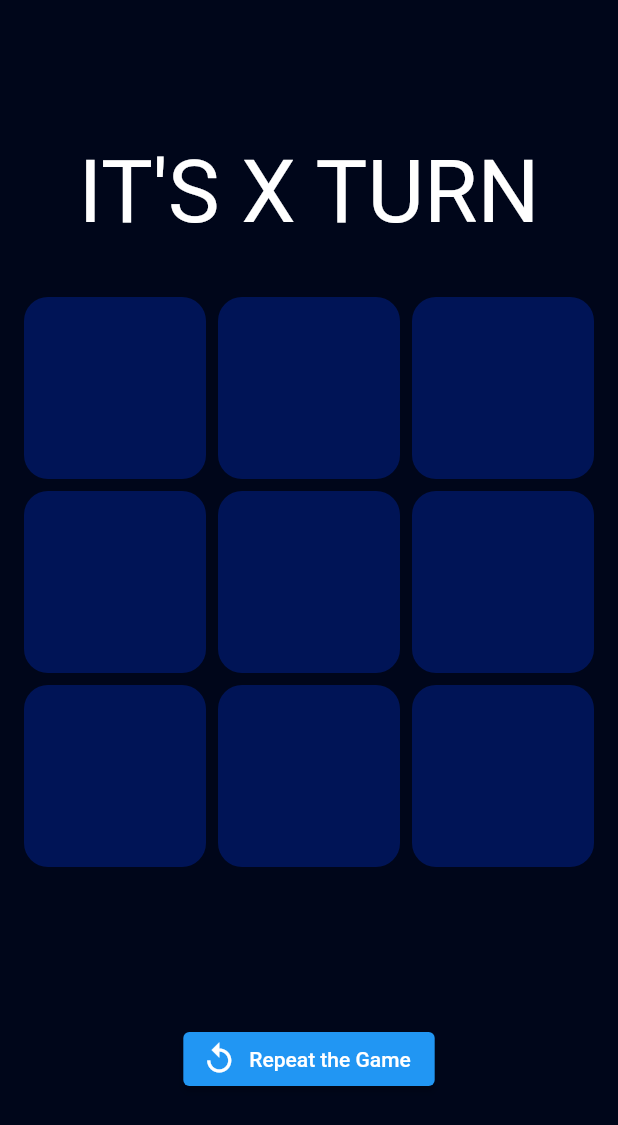
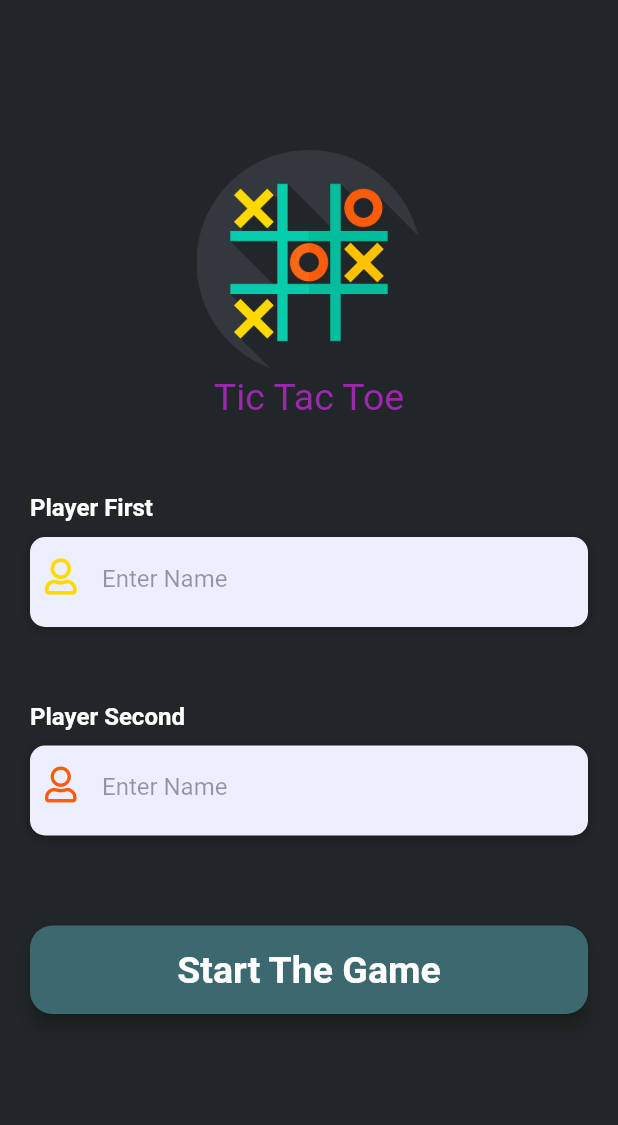
Before and after one commit to rakeshrawat007/tic_tac_toe, a Flutter app: the screen it shows after launch, on a phone screen of 412 x 824 dp. Shown: the top 1125 px of the screen. Run offline on Flutter 3.47's test engine with Material 2 defaults, Android fonts, the phone set to English and light mode, and no system bars; drawn by our look-alikes of animated_text_kit; our stand-ins replace font_awesome_flutter, get; Roboto replaces fonts that are missing (Horizon).

Commit message:
added player name screen and some changes

```diff
--- a/lib/main.dart
+++ b/lib/main.dart
@@ -1,6 +1,8 @@
 import 'package:flutter/material.dart';
 import 'package:tic_tac_toe_2022/ui/theme/color.dart';
 import 'package:tic_tac_toe_2022/utils/game_logic.dart';
+import 'package:tic_tac_toe_2022/utils/player_name_screen.dart';
+import 'package:get/get.dart';
 
 
 void main() {
@@ -12,14 +14,20 @@ class MyApp extends StatelessWidget {
 
   @override
   Widget build(BuildContext context) {
-    return MaterialApp(
-      home: GameScreen(),
+    return GetMaterialApp(
+      debugShowCheckedModeBanner: false,
+      theme: ThemeData(
+        hintColor: Colors.grey
+      ),
+      home: PlayerNameScreen(),
     );
   }
 }
 
 class GameScreen extends StatefulWidget {
-  const GameScreen({Key? key}) : super(key: key);
+  final String firstname;
+  final String secondname;
+  const GameScreen({Key? key,required this.firstname,required this.secondname}) : super(key: key);
 
   @override
   _GameScreenState createState() => _GameScreenState();
@@ -29,6 +37,7 @@ class _GameScreenState extends State<GameScreen> {
   //adding the necessary variables
   String lastValue = "X";
   bool gameOver = false;
+  var isfirstname;
   int turn = 0; // to check the draw
   String result = "";
   List<int> scoreboard = [
@@ -63,13 +72,21 @@ class _GameScreenState extends State<GameScreen> {
           mainAxisAlignment: MainAxisAlignment.center,
           crossAxisAlignment: CrossAxisAlignment.center,
           children: [
+            gameOver==false?
+            isfirstname!=true?
             Text(
-              "It's ${lastValue} turn".toUpperCase(),
+              "It's ${widget.firstname} turn".toUpperCase(),
               style: TextStyle(
                 color: Colors.white,
-                fontSize: 58,
+                fontSize: 25,
               ),
-            ),
+            ):Text(
+              "It's ${widget.secondname} turn".toUpperCase(),
+              style: TextStyle(
+                color: Colors.white,
+                fontSize: 25,
+              ),
+            ):Container(),
             SizedBox(
               height: 20.0,
             ),
@@ -89,6 +106,7 @@ class _GameScreenState extends State<GameScreen> {
                     onTap: gameOver
                         ? null
                         : () {
+
                             //when we click we need to add the new value to the board and refrech the screen
                             //we need also to toggle the player
                             //now we need to apply the click only if the field is empty
@@ -102,7 +120,7 @@ class _GameScreenState extends State<GameScreen> {
                                     lastValue, index, scoreboard, 3);
 
                                 if (gameOver) {
-                                  result = "$lastValue is the Winner";
+                                  result = lastValue=="X"?"${widget.firstname} is the Winner":"${widget.secondname} is winner";
                                 } else if (!gameOver && turn == 9) {
                                   result = "It's a Draw!";
                                   gameOver = true;
@@ -112,6 +130,9 @@ class _GameScreenState extends State<GameScreen> {
                                 else
                                   lastValue = "X";
                               });
+                              game.board![index] == "X"
+                                  ? isfirstname=true
+                                  : isfirstname=false;
                             }
                           },
                     child: Container(
@@ -142,7 +163,7 @@ class _GameScreenState extends State<GameScreen> {
             ),
             Text(
               result,
-              style: TextStyle(color: Colors.white, fontSize: 54.0),
+              style: TextStyle(color: Colors.white, fontSize: 30.0),
             ),
             ElevatedButton.icon(
               onPressed: () {
@@ -151,6 +172,7 @@ class _GameScreenState extends State<GameScreen> {
                   game.board = Game.initGameBoard();
                   lastValue = "X";
                   gameOver = false;
+                  isfirstname=false;
                   turn = 0;
                   result = "";
                   scoreboard = [0, 0, 0, 0, 0, 0, 0, 0];
--- a/lib/utils/player_name_screen.dart
+++ b/lib/utils/player_name_screen.dart
@@ -0,0 +1,241 @@
+import 'package:flutter/cupertino.dart';
+import 'package:flutter/material.dart';
+import 'package:flutter/services.dart';
+import 'package:tic_tac_toe_2022/main.dart';
+import 'package:tic_tac_toe_2022/ui/theme/color.dart';
+import 'package:font_awesome_flutter/font_awesome_flutter.dart';
+import 'package:get/get.dart';
+import 'package:tic_tac_toe_2022/utils/validation_mixin.dart';
+import 'package:animated_text_kit/animated_text_kit.dart';
+
+class PlayerNameScreen extends StatefulWidget {
+  @override
+  _PlayerNameScreenState createState() => _PlayerNameScreenState();
+}
+
+class _PlayerNameScreenState extends State<PlayerNameScreen> {
+  final _formKey = GlobalKey<FormState>();
+  TextEditingController firstname = TextEditingController();
+  TextEditingController secondname = TextEditingController();
+  final GlobalKey<ScaffoldState> _scaffoldKey = new GlobalKey<ScaffoldState>();
+  bool rememberpwd = false;
+  bool sec = true;
+  var visable = Icon(
+    Icons.visibility,
+    color: Color(0xff4c5166),
+  );
+  var visableoff = Icon(
+    Icons.visibility_off,
+    color: Color(0xff4c5166),
+  );
+
+  @override
+  Widget build(BuildContext context) {
+    return Scaffold(
+      backgroundColor: Color(0xff212628),
+      body: Container(
+        padding: const EdgeInsets.only(right: 20, left: 20),
+        child: SingleChildScrollView(
+          child: Form(
+            key: _formKey,
+            child: Column(
+                mainAxisAlignment: MainAxisAlignment.center,
+                crossAxisAlignment: CrossAxisAlignment.center,
+                children: [
+                  SizedBox(
+                    height: 100,
+                  ),
+                  Image.asset(
+                    'lib/assets/logo.png',
+                    height: 150,
+                    width: 200,
+                  ),
+                  buildTictactoetext(),
+                  SizedBox(
+                    height: 50,
+                  ),
+                  buildFirstName(),
+                  SizedBox(
+                    height: 50,
+                  ),
+                  buildSecondName(),
+                  SizedBox(
+                    height: 50,
+                  ),
+                  SizedBox(
+                    height: 10,
+                  ),
+                  buildLoginButton(context),
+                ]),
+          ),
+        ),
+      ),
+    );
+  }
+
+  Widget buildTictactoetext() {
+    const colorizeColors = [
+      Colors.purple,
+      Colors.blue,
+      Colors.yellow,
+      Colors.red,
+    ];
+
+    const colorizeTextStyle = TextStyle(
+      fontSize: 25.0,
+      fontFamily: 'Horizon',
+    );
+    return AnimatedTextKit(
+      animatedTexts: [
+        ColorizeAnimatedText('Tic Tac Toe',
+            textStyle: colorizeTextStyle,
+            colors: colorizeColors,
+            speed: Duration(seconds: 1)),
+      ],
+      isRepeatingAnimation: true,
+      repeatForever: true,
+      onTap: () {
+        print("Tap Event");
+      },
+    );
+  }
+
+  Widget buildFirstName() {
+    return Column(
+      crossAxisAlignment: CrossAxisAlignment.start,
+      children: [
+        Text(
+          "Player First",
+          style: TextStyle(
+              color: Colors.white, fontSize: 16, fontWeight: FontWeight.bold),
+        ),
+        SizedBox(
+          height: 10,
+        ),
+        Container(
+          alignment: Alignment.centerLeft,
+          decoration: BoxDecoration(
+            color: Color(0xffebefff),
+            borderRadius: BorderRadius.circular(10),
+            boxShadow: [
+              BoxShadow(
+                  color: Colors.black26, blurRadius: 6, offset: Offset(0, 2))
+            ],
+          ),
+          height: 60,
+          child: TextFormField(
+            textCapitalization: TextCapitalization.sentences,
+            controller: firstname,
+            validator: (value) {
+              if (value!.isEmpty) {
+                return 'Name Cannot be Empty';
+              } else {
+                if (value.length > 15) {
+                  return 'Name is Too Long';
+                }
+              }
+            },
+            style: TextStyle(color: Colors.black),
+            decoration: InputDecoration(
+                border: InputBorder.none,
+                contentPadding: EdgeInsets.only(top: 12),
+                prefixIcon: Padding(
+                  padding: const EdgeInsets.only(top: 8.0, left: 10),
+                  child: FaIcon(
+                    FontAwesomeIcons.user,
+                    color: Color(0xffFFD900),
+                  ),
+                ),
+                hintText: "Enter Name",
+                hintStyle: TextStyle(color: Colors.black38)),
+          ),
+        )
+      ],
+    );
+  }
+
+  Widget buildSecondName() {
+    return Column(
+      crossAxisAlignment: CrossAxisAlignment.start,
+      children: [
+        Text(
+          "Player Second",
+          style: TextStyle(
+              color: Colors.white, fontSize: 16, fontWeight: FontWeight.bold),
+        ),
+        SizedBox(
+          height: 10,
+        ),
+        Container(
+          alignment: Alignment.centerLeft,
+          decoration: BoxDecoration(
+            color: Color(0xffebefff),
+            borderRadius: BorderRadius.circular(10),
+            boxShadow: [
+              BoxShadow(
+                  color: Colors.black26, blurRadius: 6, offset: Offset(0, 2))
+            ],
+          ),
+          height: 60,
+          child: TextFormField(
+            textCapitalization: TextCapitalization.sentences,
+            controller: secondname,
+            validator: (value) {
+              if (value!.isEmpty) {
+                return 'Name Cannot be Empty';
+              } else {
+                if (value.length > 15) {
+                  return 'Name is Too Long';
+                }
+              }
+            },
+            style: TextStyle(color: Colors.black),
+            decoration: InputDecoration(
+              hintText: "Enter Name",
+              hintStyle: TextStyle(color: Colors.black38),
+              border: InputBorder.none,
+              contentPadding: EdgeInsets.only(top: 12.0),
+              prefixIcon: Padding(
+                padding: const EdgeInsets.only(top: 8.0, left: 10),
+                child: FaIcon(
+                  FontAwesomeIcons.user,
+                  color: Color(0xffFA5C0C),
+                ),
+              ),
+            ),
+          ),
+        ),
+      ],
+    );
+  }
+
+  Widget buildLoginButton(BuildContext context) {
+    return Padding(
+      padding: const EdgeInsets.symmetric(vertical: 0),
+      child: Container(
+        width: double.infinity,
+        child: RaisedButton(
+          onPressed: () {
+            if (_formKey.currentState!.validate()) {
+              Get.to(GameScreen(
+                firstname: firstname.text,
+                secondname: secondname.text,
+              ));
+            }
+          },
+          elevation: 5,
+          shape: RoundedRectangleBorder(
+            borderRadius: BorderRadius.circular(15),
+          ),
+          color: Color(0xff3c6970),
+          padding: EdgeInsets.all(15),
+          child: Text(
+            "Start The Game",
+            style: TextStyle(
+                fontSize: 25, color: Colors.white, fontWeight: FontWeight.bold),
+          ),
+        ),
+      ),
+    );
+  }
+}
--- /dev/null
+++ b/lib/utils/validation_mixin.dart
@@ -0,0 +1,28 @@
+extension extString on String {
+  bool get isValidEmail {
+    final emailRegExp = RegExp(r"^[a-zA-Z0-9.]+@[a-zA-Z0-9]+\.[a-zA-Z]+");
+    return emailRegExp.hasMatch(this);
+  }
+
+  bool get isValidFirstName{
+    final passwordRegExp = new RegExp(r'.{5,}$');
+    return passwordRegExp.hasMatch(this);
+  }
+
+  bool get isValidSecondName{
+    final passwordRegExp = new RegExp(r'.{5,}$');
+    return passwordRegExp.hasMatch(this);
+  }
+
+  bool get isNotNull{
+    return this!=null;
+  }
+
+
+  bool get isValidPhone{
+    final phoneRegExp = RegExp(r"^\+?0[0-9]{10}$");
+    return phoneRegExp.hasMatch(this);
+  }
+
+
+}
```
Also changed, not shown: pubspec.yaml (+5 -4 lines), lib/assets/logo.png (added), pubspec.lock.
